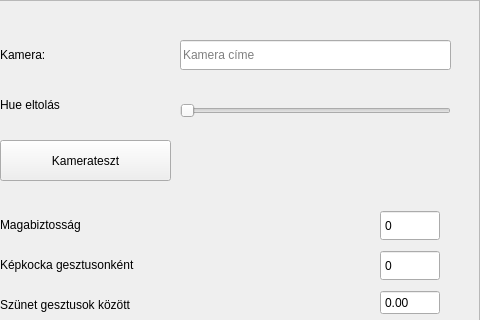
First picture: the form in UI/Views/cameraOptionsform.ui, repository Excal21/GestureBoard, before the edit; both pictures show x 320 to 800 and y 0 to 320 of the 800 by 410 pixel window.
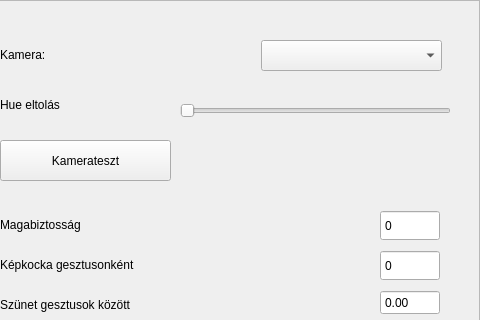
Second picture: the form after the edit.

What changed in the file:
```diff
--- a/UI/Views/cameraOptionsform.ui
+++ b/UI/Views/cameraOptionsform.ui
@@ -99,19 +99,6 @@
      <string>Kamera:</string>
     </property>
    </widget>
-   <widget class="QLineEdit" name="txtInputCamera">
-    <property name="geometry">
-     <rect>
-      <x>220</x>
-      <y>40</y>
-      <width>271</width>
-      <height>30</height>
-     </rect>
-    </property>
-    <property name="placeholderText">
-     <string>Kamera címe</string>
-    </property>
-   </widget>
    <widget class="QPushButton" name="btnStartCam">
     <property name="geometry">
      <rect>
@@ -255,6 +242,16 @@
      <string>Mentés</string>
     </property>
    </widget>
+   <widget class="QComboBox" name="comboCamera">
+    <property name="geometry">
+     <rect>
+      <x>301</x>
+      <y>40</y>
+      <width>181</width>
+      <height>31</height>
+     </rect>
+    </property>
+   </widget>
   </widget>
  </widget>
  <resources/>
```
